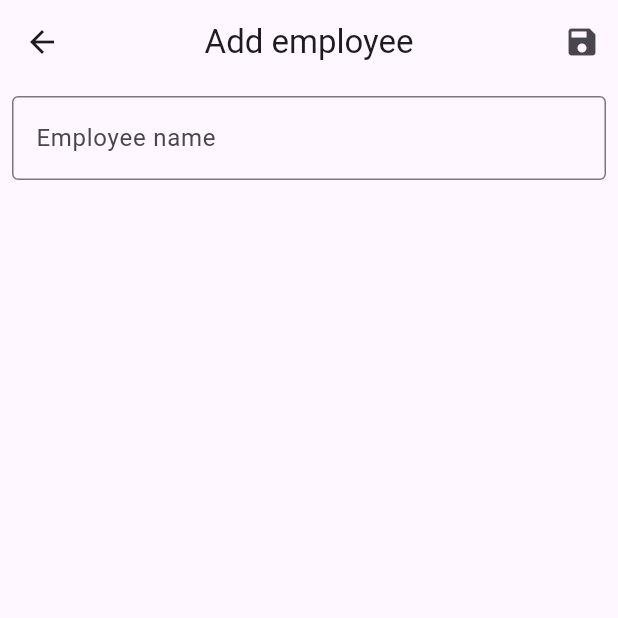
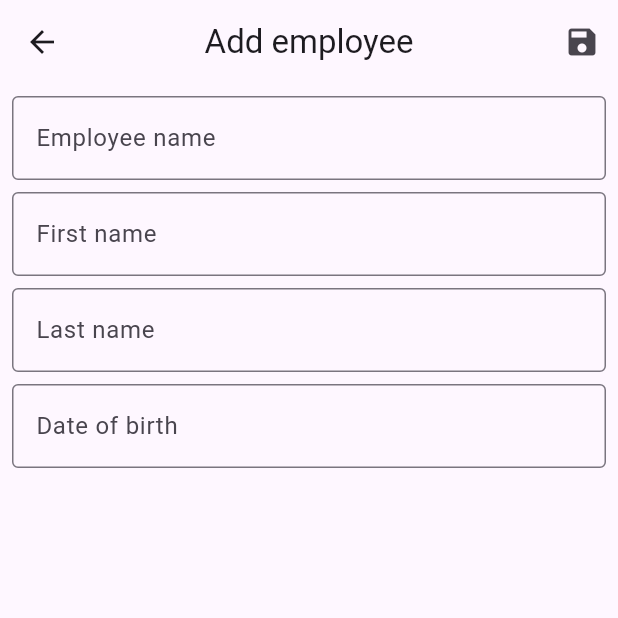
Before and after one commit to tto83/APSL_VI_ApMob_ZAL, a Flutter app: the AddEmployeeScreen screen opened by its route, on a phone screen of 412 x 824 dp, the top half of it. Run offline on Flutter 3.47's test engine with Material 2 defaults, Android fonts, the phone set to English and light mode, and no system bars.

Commit message:
Add other data fields.

```diff
--- a/lib/screen/add_employee_screen.dart
+++ b/lib/screen/add_employee_screen.dart
@@ -10,7 +10,10 @@ class AddEmployeeScreen extends StatefulWidget {
 
 class _AddEmployeeScreenState extends State<AddEmployeeScreen> {
 
-  final TextEditingController _controller = TextEditingController();
+  final TextEditingController _employeeNameController = TextEditingController();
+  final TextEditingController _firstNameController = TextEditingController();
+  final TextEditingController _lastNameController = TextEditingController();
+  final TextEditingController _dobController = TextEditingController();
 
   @override
   Widget build(BuildContext context) {
@@ -33,7 +36,13 @@ class _AddEmployeeScreenState extends State<AddEmployeeScreen> {
         padding: const EdgeInsets.all(8.0),
         child: Column(
           children: [
-            CustomTextFormField(controller: _controller, txtLabel: 'Employee name',),
+            CustomTextFormField(controller: _employeeNameController, txtLabel: 'Employee name',),
+            const SizedBox(height: 8.0,),
+            CustomTextFormField(controller: _firstNameController, txtLabel: 'First name',),
+            const SizedBox(height: 8.0,),
+            CustomTextFormField(controller: _lastNameController, txtLabel: 'Last name',),
+            const SizedBox(height: 8.0,),
+            CustomTextFormField(controller: _dobController, txtLabel: 'Date of birth',),
             const SizedBox(height: 8.0,),
           ],
         ),
```
